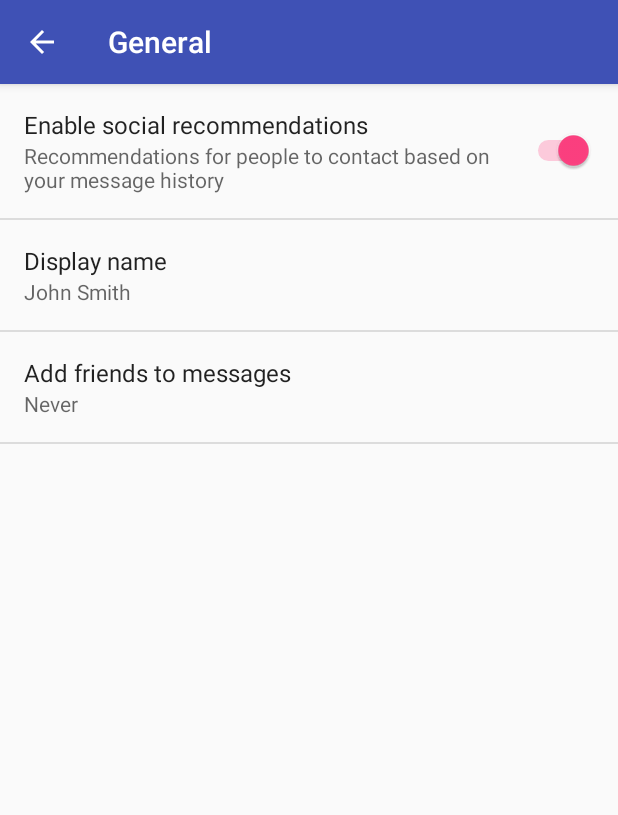
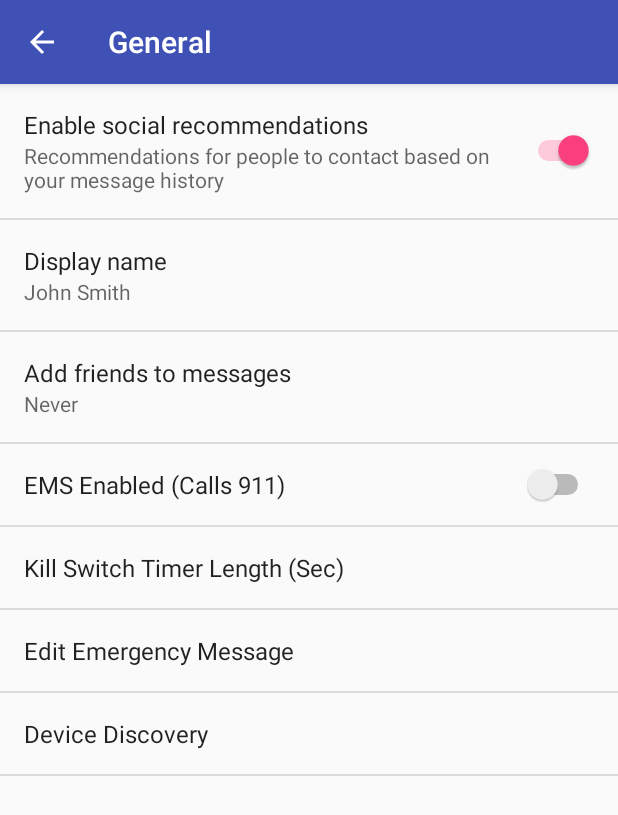
Before and after one commit to emayer2/CycLife, an Android app: the SettingsActivity screen opened directly, with no data from a screen before it, after a tap on "General", on a phone screen of 412 x 824 dp. Shown: the top 815 px of the screen. Run offline under Robolectric (Android 15) with nearby library versions, the phone set to English and light mode, and no system bars.

Commit message:
All the xml's that got left behind

```diff
--- a/App/app/src/main/java/edu/uw/cyclife/cyclifeapp/SettingsActivity.java
+++ b/App/app/src/main/java/edu/uw/cyclife/cyclifeapp/SettingsActivity.java
@@ -212,6 +212,10 @@ public class SettingsActivity extends AppCompatPreferenceActivity {
                 startActivity(new Intent(getActivity(), SettingsActivity.class));
                 return true;
             }
+
+            // TODO: Prompt contacts list on click
+            // Contacts List
+
             return super.onOptionsItemSelected(item);
         }
     }
--- a/App/app/src/main/res/menu/activity_main_drawer.xml
+++ b/App/app/src/main/res/menu/activity_main_drawer.xml
@@ -10,6 +10,10 @@
             android:id="@+id/nav_bluetooth"
             android:icon="@drawable/ic_menu_bluetooth"
             android:title="Bluetooth" />
+        <item
+            android:id="@+id/nav_killswitch"
+            android:icon="@drawable/ic_menu_home"
+            android:title="Kill Switch" />
     </group>
 
     <item android:title="Communicate">
--- a/App/app/src/main/res/menu/main.xml
+++ b/App/app/src/main/res/menu/main.xml
@@ -2,7 +2,8 @@
 <menu xmlns:android="http://schemas.android.com/apk/res/android"
     xmlns:app="http://schemas.android.com/apk/res-auto">
     <item
-        android:id="@+id/action_settings"
+        android:id="@+id/on_settings"
+        android:icon="@drawable/ic_menu_settings"
         android:orderInCategory="100"
         android:title="@string/action_settings"
         app:showAsAction="never" />
--- a/App/app/src/main/res/xml/pref_general.xml
+++ b/App/app/src/main/res/xml/pref_general.xml
@@ -30,4 +30,26 @@
         android:negativeButtonText="@null"
         android:positiveButtonText="@null"
         android:title="@string/pref_title_add_friends_to_messages" />
+    <SwitchPreference
+        android:defaultValue="false"
+        android:key="911Enabled"
+        android:title="EMS Enabled (Calls 911)" />
+    <EditTextPreference
+        android:defaultValue="60"
+        android:key="KillSwitchLength"
+        android:selectAllOnFocus="true"
+        android:singleLine="true"
+        android:title="Kill Switch Timer Length (Sec)" />
+    <EditTextPreference
+        android:defaultValue="Cyclists has crashed and is unresponsive. Please contact me to see if I'm alright, if not please call 911 and give them my location:"
+        android:key="EmergencyMessage"
+        android:selectAllOnFocus="true"
+        android:singleLine="true"
+        android:title="Edit Emergency Message" />
+    <EditTextPreference
+        android:defaultValue="Default value"
+        android:key="edit_text_preference_2"
+        android:selectAllOnFocus="true"
+        android:singleLine="true"
+        android:title="Device Discovery" />
 </PreferenceScreen>
```
Also changed, not shown: App/app/src/main/AndroidManifest.xml (+9 -0 lines), App/app/src/main/java/edu/uw/cyclife/cyclifeapp/MainActivity.java (+9 -1 lines).
